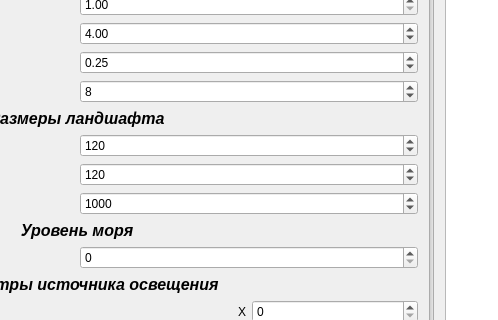
Above: landscape_generator/mainwindow.ui from nikitalystsev/cg_course before the change; both pictures show x 273 to 771 and y 99 to 419 of the 1408 by 839 pixel window. Below: the same form after it.
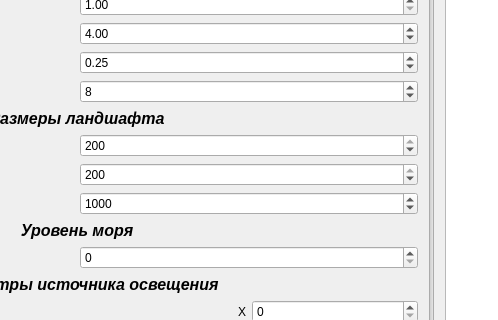
That is the form after the change.

```diff
--- a/landscape_generator/mainwindow.ui
+++ b/landscape_generator/mainwindow.ui
@@ -195,20 +195,20 @@
         <item row="1" column="1">
          <widget class="QSpinBox" name="lenghtSpinBox">
           <property name="maximum">
-           <number>150</number>
+           <number>200</number>
           </property>
           <property name="value">
-           <number>120</number>
+           <number>200</number>
           </property>
          </widget>
         </item>
         <item row="0" column="1">
          <widget class="QSpinBox" name="widthSpinBox">
           <property name="maximum">
-           <number>150</number>
+           <number>200</number>
           </property>
           <property name="value">
-           <number>120</number>
+           <number>200</number>
           </property>
          </widget>
         </item>
```
